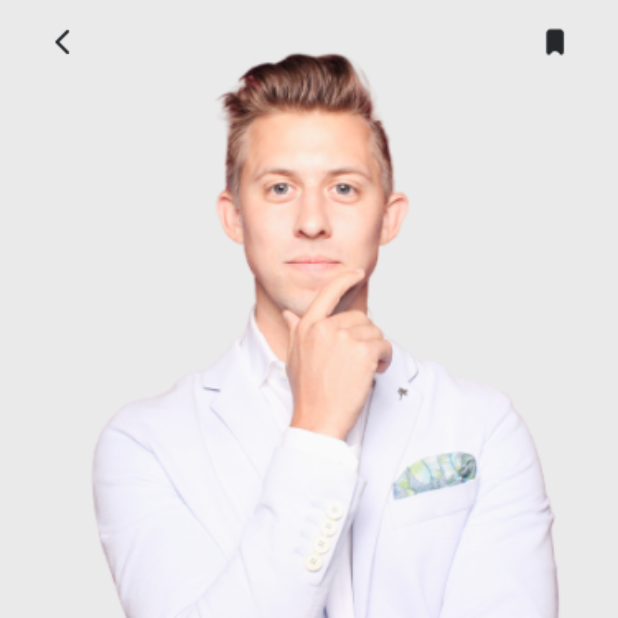
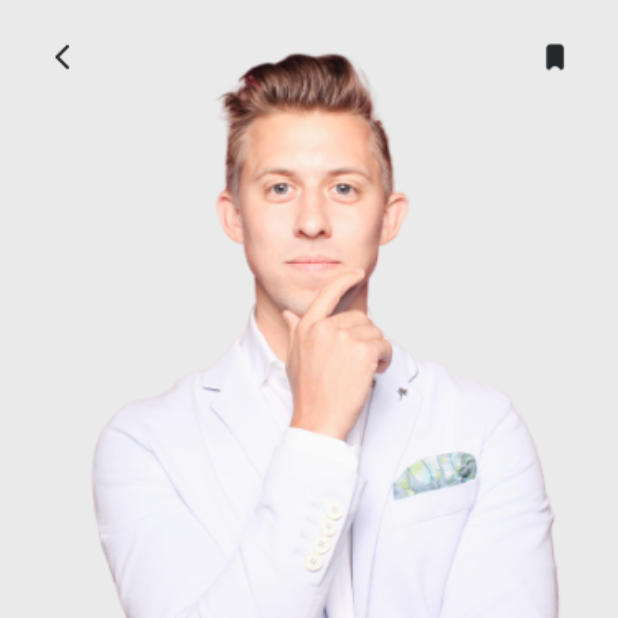
Before and after one commit to AEG14/find_your_doctor_app, a Flutter app: the screen it shows after launch, after a tap on "dr. Gilang Segara Bening", on a phone screen of 412 x 824 dp, the top half of it. Run offline on Flutter 3.47's test engine with Material 2 defaults, Android fonts, the phone set to English and light mode, and no system bars; our stand-ins replace flutter_rating_bar, google_fonts; Roboto replaces fonts that are missing (Source Sans Pro).

Commit message:
small change margin top in back button row dapit

```diff
--- a/lib/pages/doctor_details.dart
+++ b/lib/pages/doctor_details.dart
@@ -28,7 +28,7 @@ class TopDoctorDetails extends StatelessWidget {
                     horizontal: 30,
                   ),
                   child: Container(
-                    margin: const EdgeInsets.only(top: 16),
+                    margin: const EdgeInsets.only(top: 26),
                     child: Row(
                       mainAxisAlignment: MainAxisAlignment.spaceBetween,
                       children: [
```
